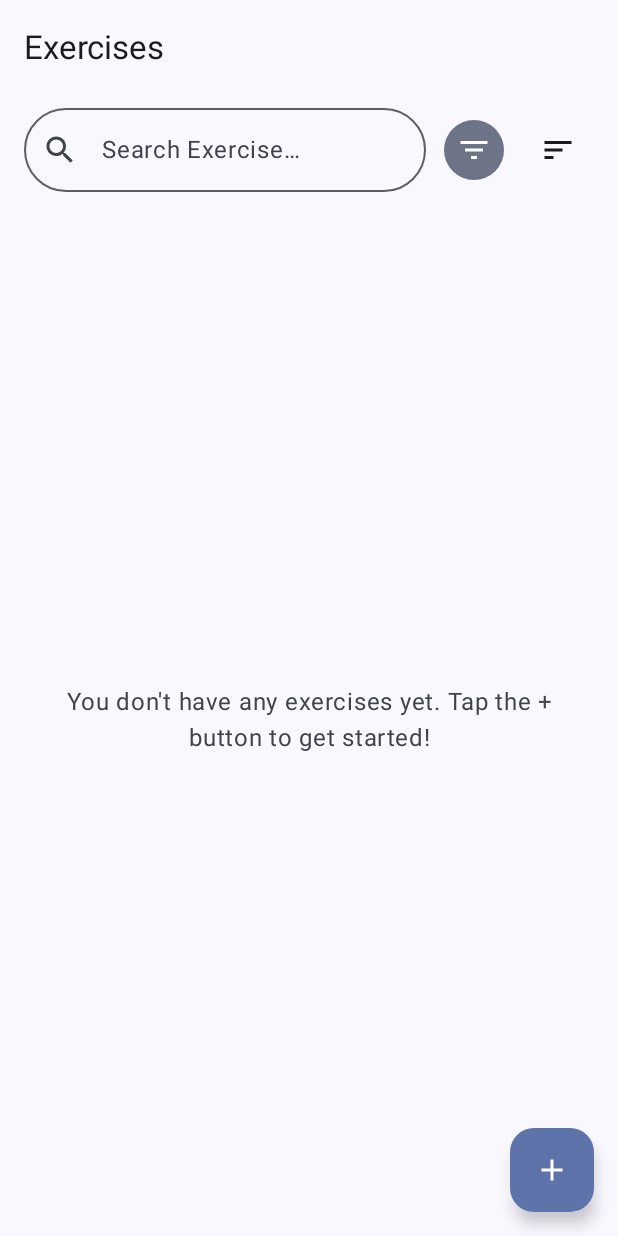
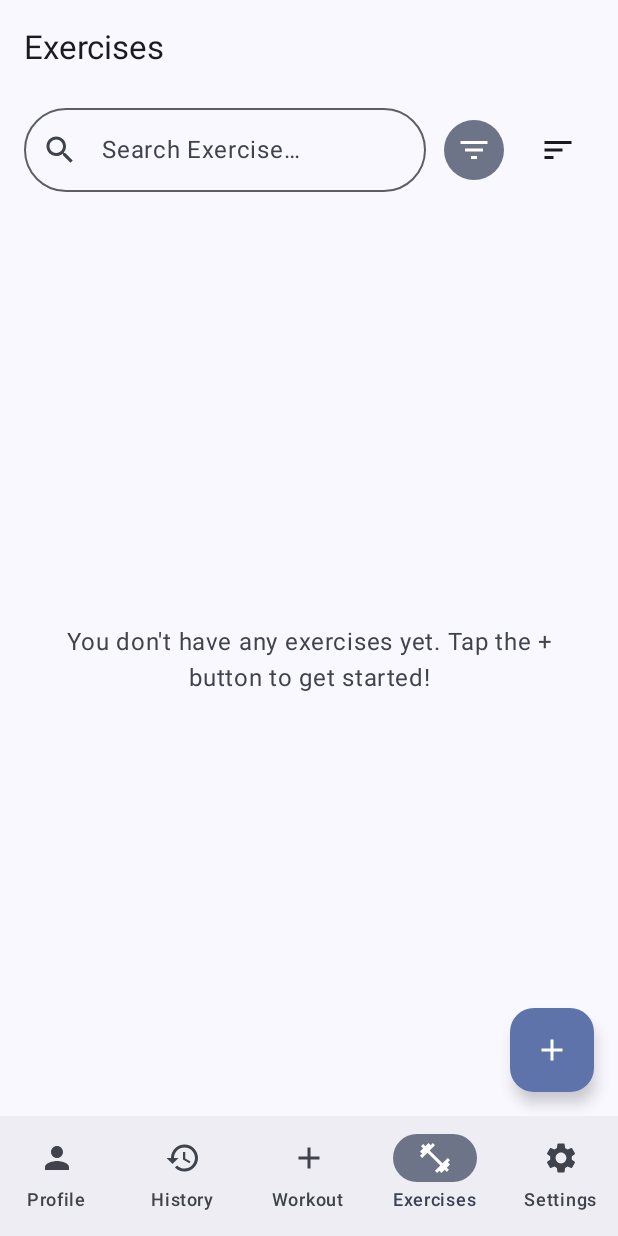
Before and after one commit to Eugene1805/Lift, an Android app built with Jetpack Compose: the screen it shows after launch (MainActivity), on a phone screen of 412 x 824 dp. Run offline under Robolectric (Android 15) with nearby library versions, the phone set to English and light mode, and no system bars; our stand-ins replace Dagger/Hilt's generated code, Room's generated code.

Commit message:
ADD main screen

```diff
--- a/app/src/main/java/com/eugene/lift/MainActivity.kt
+++ b/app/src/main/java/com/eugene/lift/MainActivity.kt
@@ -4,16 +4,40 @@ import android.os.Bundle
 import androidx.activity.ComponentActivity
 import androidx.activity.compose.setContent
 import androidx.activity.enableEdgeToEdge
+import androidx.annotation.StringRes
 import androidx.compose.foundation.layout.fillMaxSize
+import androidx.compose.foundation.layout.padding
+import androidx.compose.material.icons.Icons
+import androidx.compose.material.icons.filled.Add
+import androidx.compose.material.icons.filled.FitnessCenter
+import androidx.compose.material.icons.filled.History
+import androidx.compose.material.icons.filled.Person
+import androidx.compose.material.icons.filled.Settings
+import androidx.compose.material3.Icon
 import androidx.compose.material3.MaterialTheme
+import androidx.compose.material3.NavigationBar
+import androidx.compose.material3.NavigationBarItem
+import androidx.compose.material3.Scaffold
 import androidx.compose.material3.Surface
+import androidx.compose.material3.Text
 import androidx.compose.runtime.Composable
+import androidx.compose.runtime.getValue
 import androidx.compose.ui.Modifier
+import androidx.compose.ui.graphics.vector.ImageVector
+import androidx.compose.ui.res.stringResource
+import androidx.navigation.NavDestination.Companion.hasRoute
+import androidx.navigation.NavDestination.Companion.hierarchy
+import androidx.navigation.NavGraph.Companion.findStartDestination
 import androidx.navigation.compose.NavHost
 import androidx.navigation.compose.composable
+import androidx.navigation.compose.currentBackStackEntryAsState
 import androidx.navigation.compose.rememberNavController
 import com.eugene.lift.ui.feature.exercises.AddExerciseRoute
 import com.eugene.lift.ui.feature.exercises.ExercisesRoute
+import com.eugene.lift.ui.feature.history.HistoryRoute
+import com.eugene.lift.ui.feature.profile.ProfileRoute
+import com.eugene.lift.ui.feature.settings.SettingsRoute
+import com.eugene.lift.ui.feature.workout.WorkoutRoute
 import com.eugene.lift.ui.navigation.ExerciseAddRoute
 import com.eugene.lift.ui.navigation.ExerciseListRoute
 import com.eugene.lift.ui.theme.LiftTheme
@@ -30,34 +54,102 @@ class MainActivity : ComponentActivity() {
                     modifier = Modifier.fillMaxSize(),
                     color = MaterialTheme.colorScheme.background
                 ) {
-                    LiftAppNavigation()
+                    MainAppShell()
                 }
             }
         }
     }
 }
 
+data class BottomNavItem<T : Any>(
+    @get:StringRes val labelRes: Int,
+    val icon: ImageVector,
+    val route: T
+)
+
 @Composable
-fun LiftAppNavigation() {
+fun MainAppShell() {
     val navController = rememberNavController()
 
-    NavHost(
-        navController = navController,
-        startDestination = ExerciseListRoute
-    ) {
-        composable<ExerciseListRoute> {
-            ExercisesRoute(
-                onAddClick = {
-                    navController.navigate(ExerciseAddRoute)
+    val bottomNavItems = listOf(
+        BottomNavItem(R.string.nav_profile, Icons.Default.Person, com.eugene.lift.ui.navigation.ProfileRoute),
+        BottomNavItem(R.string.nav_history, Icons.Default.History, com.eugene.lift.ui.navigation.HistoryRoute),
+        BottomNavItem(R.string.nav_workout, Icons.Default.Add, com.eugene.lift.ui.navigation.WorkoutRoute),
+        BottomNavItem(R.string.nav_exercises, Icons.Default.FitnessCenter, ExerciseListRoute),
+        BottomNavItem(R.string.nav_settings, Icons.Default.Settings, com.eugene.lift.ui.navigation.SettingsRoute)
+    )
+
+    val navBackStackEntry by navController.currentBackStackEntryAsState()
+    val currentDestination = navBackStackEntry?.destination
+
+
+    val showBottomBar = bottomNavItems.any { item ->
+        currentDestination?.hierarchy?.any { it.hasRoute(item.route::class) } == true
+    }
+
+    Scaffold(
+        bottomBar = {
+            if (showBottomBar) {
+                NavigationBar {
+                    bottomNavItems.forEach { item ->
+                        val isSelected = currentDestination?.hierarchy?.any {
+                            it.hasRoute(item.route::class)
+                        } == true
+
+                        val label = stringResource(item.labelRes)
+
+                        NavigationBarItem(
+                            icon = { Icon(item.icon, contentDescription = label) },
+                            label = { Text(label) },
+                            selected = isSelected,
+                            onClick = {
+                                navController.navigate(item.route) {
+                                    popUpTo(navController.graph.findStartDestination().id) {
+                                        saveState = true
+                                    }
+                                    launchSingleTop = true
+                                    restoreState = true
+                                }
+                            }
+                        )
+                    }
                 }
-            )
+            }
         }
-        composable<ExerciseAddRoute> {
-            AddExerciseRoute(
-                onNavigateBack = {
-                    navController.popBackStack()
-                }
-            )
+    ) { innerPadding ->
+        NavHost(
+            navController = navController,
+            startDestination = ExerciseListRoute,
+            modifier = Modifier.padding(innerPadding)
+        ) {
+
+            composable<com.eugene.lift.ui.navigation.ProfileRoute> {
+                ProfileRoute()
+            }
+
+            composable<com.eugene.lift.ui.navigation.HistoryRoute> {
+                HistoryRoute()
+            }
+
+            composable<com.eugene.lift.ui.navigation.WorkoutRoute> {
+                WorkoutRoute()
+            }
+
+            composable<ExerciseListRoute> {
+                ExercisesRoute(
+                    onAddClick = { navController.navigate(ExerciseAddRoute) }
+                )
+            }
+
+            composable<com.eugene.lift.ui.navigation.SettingsRoute> {
+                SettingsRoute()
+            }
+
+            composable<ExerciseAddRoute> {
+                AddExerciseRoute(
+                    onNavigateBack = { navController.popBackStack() }
+                )
+            }
         }
     }
 }
--- a/app/src/main/java/com/eugene/lift/ui/feature/exercises/ExercisesScreen.kt
+++ b/app/src/main/java/com/eugene/lift/ui/feature/exercises/ExercisesScreen.kt
@@ -232,7 +232,7 @@ fun ExerciseItemCard(exercise: ExerciseEntity, modifier: Modifier = Modifier) {
             },
             supportingContent = {
                 Text(
-                    text = "${exercise.bodyPart} • ${exercise.category}",
+                    text = "${stringResource(exercise.bodyPart.labelRes)} • ${stringResource(exercise.category.labelRes)}",
                     color = MaterialTheme.colorScheme.onSurfaceVariant
                 )
             },
--- a/app/src/main/java/com/eugene/lift/ui/navigation/Routes.kt
+++ b/app/src/main/java/com/eugene/lift/ui/navigation/Routes.kt
@@ -2,8 +2,11 @@ package com.eugene.lift.ui.navigation
 
 import kotlinx.serialization.Serializable
 
-@Serializable
-object ExerciseListRoute
+@Serializable object ProfileRoute
+@Serializable object HistoryRoute
+@Serializable object WorkoutRoute
+@Serializable object ExerciseListRoute
+@Serializable object SettingsRoute
 
-@Serializable
-object ExerciseAddRoute
+
+@Serializable object ExerciseAddRoute
--- a/app/src/main/res/values/strings.xml
+++ b/app/src/main/res/values/strings.xml
@@ -41,4 +41,14 @@
     <string name="btn_clear_filters">Clean Filters</string>
     <string name="btn_apply">Apply</string>
     <string name="sort">Sort</string>
+    <string name="nav_profile">Profile</string>
+    <string name="nav_history">History</string>
+    <string name="nav_workout">Workout</string>
+    <string name="nav_exercises">Exercises</string>
+    <string name="nav_settings">Settings</string>
+
+    <string name="title_profile">User Profile</string>
+    <string name="title_history">Workout History</string>
+    <string name="title_workout">Current Workout</string>
+    <string name="title_settings">Settings</string>
 </resources>
```
Also changed, not shown: app/src/main/java/com/eugene/lift/ui/feature/history/HistoryScreen.kt (added, +26 -0 lines), app/src/main/java/com/eugene/lift/ui/feature/profile/ProfileScreen.kt (added, +26 -0 lines), app/src/main/java/com/eugene/lift/ui/feature/settings/SettingsScreen.kt (added, +26 -0 lines), app/src/main/java/com/eugene/lift/ui/feature/workout/WorkoutScreen.kt (added, +26 -0 lines), 1 other file.
